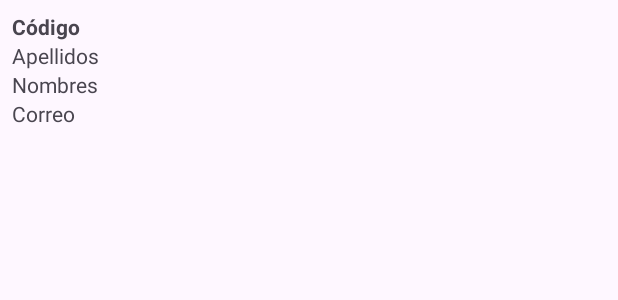
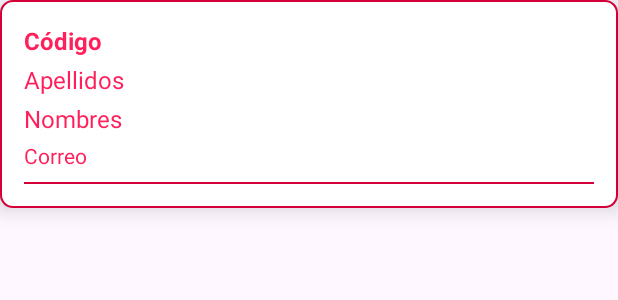
Before and after one commit to NiltonRamosE/aplicaciones_moviles_projects, an Android app: the layout item_student.xml on its own in the app's theme, with its tools: preview values and no code run, on a phone screen of 412 x 824 dp. Shown: the top 300 px of the screen. Run offline under Robolectric (Android 15) with nearby library versions, the phone set to English and light mode, and no system bars.

Commit message:
design view records

```diff
--- /dev/null
+++ b/S02_UNSFormRegister/app/src/main/res/drawable/item_background.xml
@@ -0,0 +1,6 @@
+<?xml version="1.0" encoding="utf-8"?>
+<shape xmlns:android="http://schemas.android.com/apk/res/android">
+    <solid android:color="@color/white"/>
+    <corners android:radius="8dp"/>
+    <stroke android:color="@color/cardinal" android:width="1dp"/>
+</shape>
--- /dev/null
+++ b/S02_UNSFormRegister/app/src/main/res/drawable/spinner_background.xml
@@ -0,0 +1,6 @@
+<?xml version="1.0" encoding="utf-8"?>
+<shape xmlns:android="http://schemas.android.com/apk/res/android">
+    <solid android:color="@android:color/white"/>
+    <corners android:radius="16dp"/>
+    <stroke android:color="@color/cardinal" android:width="2dp"/>
+</shape>
--- a/S02_UNSFormRegister/app/src/main/res/layout/item_student.xml
+++ b/S02_UNSFormRegister/app/src/main/res/layout/item_student.xml
@@ -2,21 +2,57 @@
     android:layout_width="match_parent"
     android:layout_height="wrap_content"
     android:orientation="vertical"
-    android:padding="8dp">
+    android:padding="16dp"
+    android:background="@drawable/item_background"
+    android:layout_marginBottom="12dp"
+    android:elevation="8dp"
+    android:clickable="true"
+    android:focusable="true">
 
-    <TextView android:id="@+id/item_codigo"
-        android:layout_width="wrap_content" android:layout_height="wrap_content"
-        android:text="Código" android:textStyle="bold"/>
+    <!-- Título de Código -->
+    <TextView
+        android:id="@+id/item_codigo"
+        android:layout_width="wrap_content"
+        android:layout_height="wrap_content"
+        android:text="Código"
+        android:textSize="16sp"
+        android:textColor="@color/folly"
+        android:layout_marginBottom="4dp"
+        android:textStyle="bold"/>
 
-    <TextView android:id="@+id/item_apellidos"
-        android:layout_width="wrap_content" android:layout_height="wrap_content"
-        android:text="Apellidos"/>
+    <!-- Apellidos -->
+    <TextView
+        android:id="@+id/item_apellidos"
+        android:layout_width="wrap_content"
+        android:layout_height="wrap_content"
+        android:text="Apellidos"
+        android:textSize="16sp"
+        android:textColor="@color/folly"
+        android:layout_marginBottom="4dp"/>
 
-    <TextView android:id="@+id/item_nombres"
-        android:layout_width="wrap_content" android:layout_height="wrap_content"
-        android:text="Nombres"/>
+    <!-- Nombres -->
+    <TextView
+        android:id="@+id/item_nombres"
+        android:layout_width="wrap_content"
+        android:layout_height="wrap_content"
+        android:text="Nombres"
+        android:textSize="16sp"
+        android:textColor="@color/folly"
+        android:layout_marginBottom="4dp"/>
 
-    <TextView android:id="@+id/item_correo"
-        android:layout_width="wrap_content" android:layout_height="wrap_content"
-        android:text="Correo"/>
+    <!-- Correo -->
+    <TextView
+        android:id="@+id/item_correo"
+        android:layout_width="wrap_content"
+        android:layout_height="wrap_content"
+        android:text="Correo"
+        android:textSize="14sp"
+        android:textColor="@color/folly"
+        android:layout_marginBottom="8dp"/>
+
+    <!-- Línea divisoria -->
+    <View
+        android:layout_width="match_parent"
+        android:layout_height="1dp"
+        android:background="@color/cardinal"/>
 </LinearLayout>
```
Also changed, not shown: S02_UNSFormRegister/app/src/main/java/com/example/s02_unsformregister/MainActivity.kt (+14 -0 lines), S02_UNSFormRegister/app/src/main/java/com/example/s02_unsformregister/ViewStudentsActivity.kt (+8 -0 lines), S02_UNSFormRegister/app/src/main/res/drawable/overlay_gradient.xml (added, +7 -0 lines), S02_UNSFormRegister/app/src/main/res/layout/activity_main.xml (+5 -9 lines), S02_UNSFormRegister/app/src/main/res/layout/activity_view_students.xml (+33 -7 lines).
